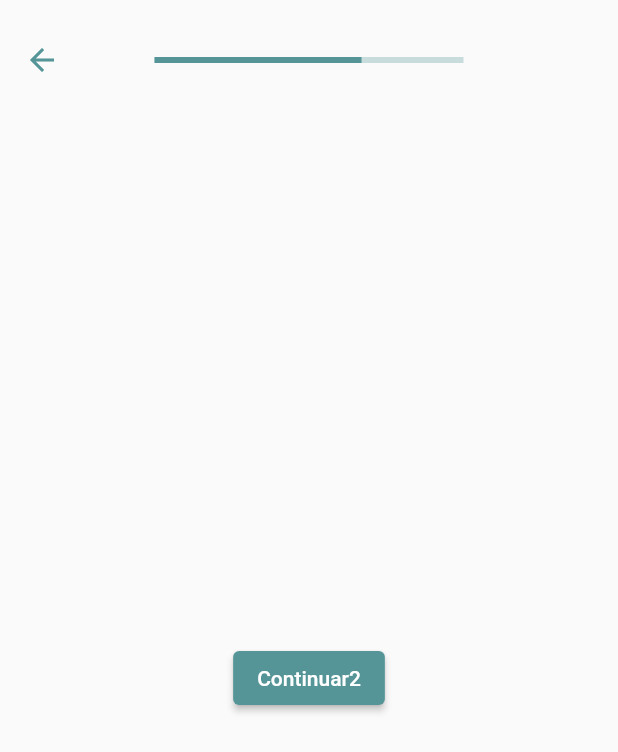
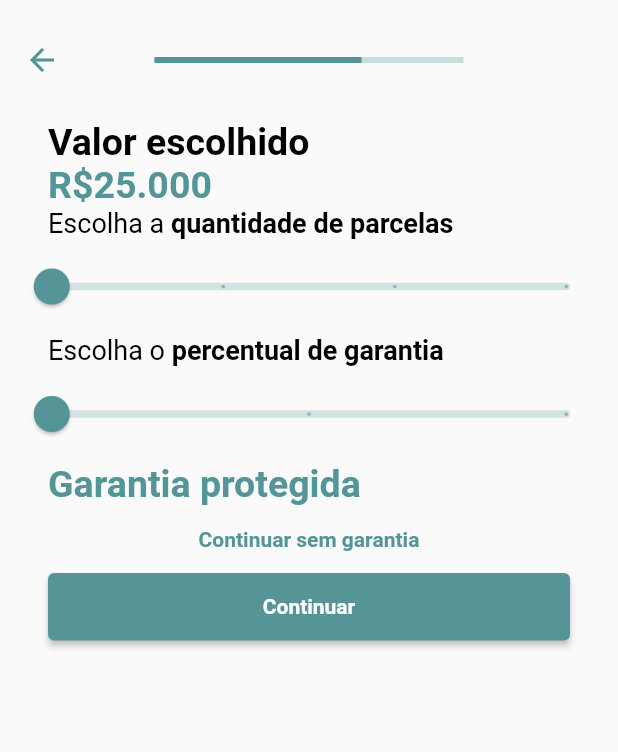
Before and after one commit to Mathvdias/credit_simulator_rispar, a Flutter app: the SetMoneyView screen opened directly, after a tap on "Continuar", on a phone screen of 412 x 824 dp. Shown: the top 752 px of the screen. Run offline on Flutter 3.47's test engine with Material 2 defaults, Android fonts, the phone set to English and light mode, and no system bars; our stand-ins replace flutter_svg.

Commit message:
feat: slider percent and parcel

```diff
--- a/lib/src/app/text_info_pattern.dart
+++ b/lib/src/app/text_info_pattern.dart
@@ -3,12 +3,14 @@ import 'package:flutter/material.dart';
 import '../components/app_rispar.dart';
 
 class TextInfoPattern extends StatelessWidget {
-  final String title;
-  final String titleExtension;
+  final String? title;
+  final String? titleExtension;
+  final double? fontSize;
   const TextInfoPattern({
     Key? key,
-    required this.title,
-    required this.titleExtension,
+    this.title,
+    this.titleExtension,
+    this.fontSize,
   }) : super(key: key);
 
   @override
@@ -18,16 +20,16 @@ class TextInfoPattern extends StatelessWidget {
       child: RichText(
         text: TextSpan(
             text: title,
-            style: const TextStyle(
+            style: TextStyle(
               color: Colors.black,
-              fontSize: 15,
+              fontSize: fontSize,
             ),
             children: <TextSpan>[
               TextSpan(
                 text: titleExtension,
-                style: const TextStyle(
+                style: TextStyle(
                     color: Colors.black,
-                    fontSize: 15,
+                    fontSize: fontSize,
                     fontWeight: FontWeight.bold),
               )
             ]),
--- a/lib/src/modules/set_money/view/components/set_data_payment.dart
+++ b/lib/src/modules/set_money/view/components/set_data_payment.dart
@@ -1,4 +1,9 @@
 import 'package:flutter/material.dart';
+
+import '../../../../app/text_info_pattern.dart';
+import '../../../../components/app_rispar.dart';
+import 'slider_component.dart';
+import 'slider_component_percent.dart';
 
 class SetDataPayment extends StatefulWidget {
   final Function onNext;
@@ -14,9 +19,78 @@ class SetDataPayment extends StatefulWidget {
 class _SetDataPaymentState extends State<SetDataPayment> {
   @override
   Widget build(BuildContext context) {
-    return Center(
-      child: ElevatedButton(
-          onPressed: () => widget.onNext(), child: const Text("Continuar2")),
+    return Column(
+      crossAxisAlignment: CrossAxisAlignment.start,
+      children: [
+        const TextInfoPattern(fontSize: 25, titleExtension: 'Valor escolhido'),
+        _textColorGreen('R\$25.000'),
+        const TextInfoPattern(
+            fontSize: 18,
+            title: 'Escolha a ',
+            titleExtension: 'quantidade de parcelas'),
+        const SliderComponent(
+          divisions: 3,
+          max: 12,
+          min: 3,
+        ),
+        const TextInfoPattern(
+            fontSize: 18,
+            title: 'Escolha o ',
+            titleExtension: 'percentual de garantia'),
+        const SliderComponentPercent(
+          divisions: 2,
+          max: 50,
+          min: 20,
+        ),
+
+        _textColorGreen('Garantia protegida'),
+        _buttonNextWithoutWarranty(),
+        _buttonNextPage(),
+      ],
+    );
+  }
+
+  _buttonNextWithoutWarranty() {
+    return Padding(
+      padding: const EdgeInsets.symmetric(horizontal: kPadding),
+      child: SizedBox(
+        width: double.maxFinite,
+        height: 45,
+        child: TextButton(
+            onPressed: () {},
+            child: const Text('Continuar sem garantia',
+                style: TextStyle(fontWeight: FontWeight.bold))),
+      ),
+    );
+  }
+
+  _buttonNextPage() {
+    return Padding(
+      padding: const EdgeInsets.symmetric(horizontal: kPadding),
+      child: SizedBox(
+          width: double.maxFinite,
+          height: 45,
+          child: ElevatedButton(
+              onPressed: () => widget.onNext(),
+              child: const Text(
+                "Continuar",
+                style: TextStyle(fontWeight: FontWeight.bold),
+              ))),
+    );
+  }
+
+  _textColorGreen(String text) {
+    return Padding(
+      padding: const EdgeInsets.symmetric(horizontal: kPadding),
+      child: RichText(
+        text: TextSpan(
+          text: text,
+          style: const TextStyle(
+              color: Color(0xff559597),
+              fontSize: 25,
+              fontWeight: FontWeight.bold),
+        ),
+      ),
     );
   }
 }
--- /dev/null
+++ b/lib/src/modules/set_money/view/components/slider_component.dart
@@ -0,0 +1,48 @@
+import 'package:flutter/material.dart';
+
+class SliderComponent extends StatefulWidget {
+  final double min;
+  final double max;
+  final int divisions;
+  const SliderComponent({
+    Key? key,
+    required this.min,
+    required this.max,
+    required this.divisions,
+  }) : super(key: key);
+
+  @override
+  State<SliderComponent> createState() => _SliderComponentState();
+}
+
+class _SliderComponentState extends State<SliderComponent> {
+  double _currentSliderValue = 3;
+  @override
+  Widget build(BuildContext context) {
+    return SliderTheme(
+      data: SliderTheme.of(context).copyWith(
+        trackShape: const RoundedRectSliderTrackShape(),
+        trackHeight: 5.0,
+        thumbShape: const RoundSliderThumbShape(enabledThumbRadius: 12.0),
+        overlayShape: const RoundSliderOverlayShape(overlayRadius: 32.0),
+        tickMarkShape: const RoundSliderTickMarkShape(),
+        valueIndicatorShape: const PaddleSliderValueIndicatorShape(),
+        valueIndicatorTextStyle: const TextStyle(
+          color: Colors.white,
+        ),
+      ),
+      child: Slider(
+        value: _currentSliderValue,
+        min: widget.min,
+        max: widget.max,
+        divisions: widget.divisions,
+        label: _currentSliderValue.round().toString(),
+        onChanged: (double values) {
+          setState(() {
+            _currentSliderValue = values;
+          });
+        },
+      ),
+    );
+  }
+}
--- /dev/null
+++ b/lib/src/modules/set_money/view/components/slider_component_percent.dart
@@ -0,0 +1,48 @@
+import 'package:flutter/material.dart';
+
+class SliderComponentPercent extends StatefulWidget {
+  final double min;
+  final double max;
+  final int divisions;
+  const SliderComponentPercent({
+    Key? key,
+    required this.min,
+    required this.max,
+    required this.divisions,
+  }) : super(key: key);
+
+  @override
+  State<SliderComponentPercent> createState() => _SliderComponentPercentState();
+}
+
+class _SliderComponentPercentState extends State<SliderComponentPercent> {
+  double _currentSliderValue = 20;
+  @override
+  Widget build(BuildContext context) {
+    return SliderTheme(
+      data: SliderTheme.of(context).copyWith(
+        trackShape: const RoundedRectSliderTrackShape(),
+        trackHeight: 5.0,
+        thumbShape: const RoundSliderThumbShape(enabledThumbRadius: 12.0),
+        overlayShape: const RoundSliderOverlayShape(overlayRadius: 32.0),
+        tickMarkShape: const RoundSliderTickMarkShape(),
+        valueIndicatorShape: const PaddleSliderValueIndicatorShape(),
+        valueIndicatorTextStyle: const TextStyle(
+          color: Colors.white,
+        ),
+      ),
+      child: Slider(
+        value: _currentSliderValue,
+        min: widget.min,
+        max: widget.max,
+        divisions: widget.divisions,
+        label: "${_currentSliderValue.round()}%",
+        onChanged: (double values) {
+          setState(() {
+            _currentSliderValue = values;
+          });
+        },
+      ),
+    );
+  }
+}
```
